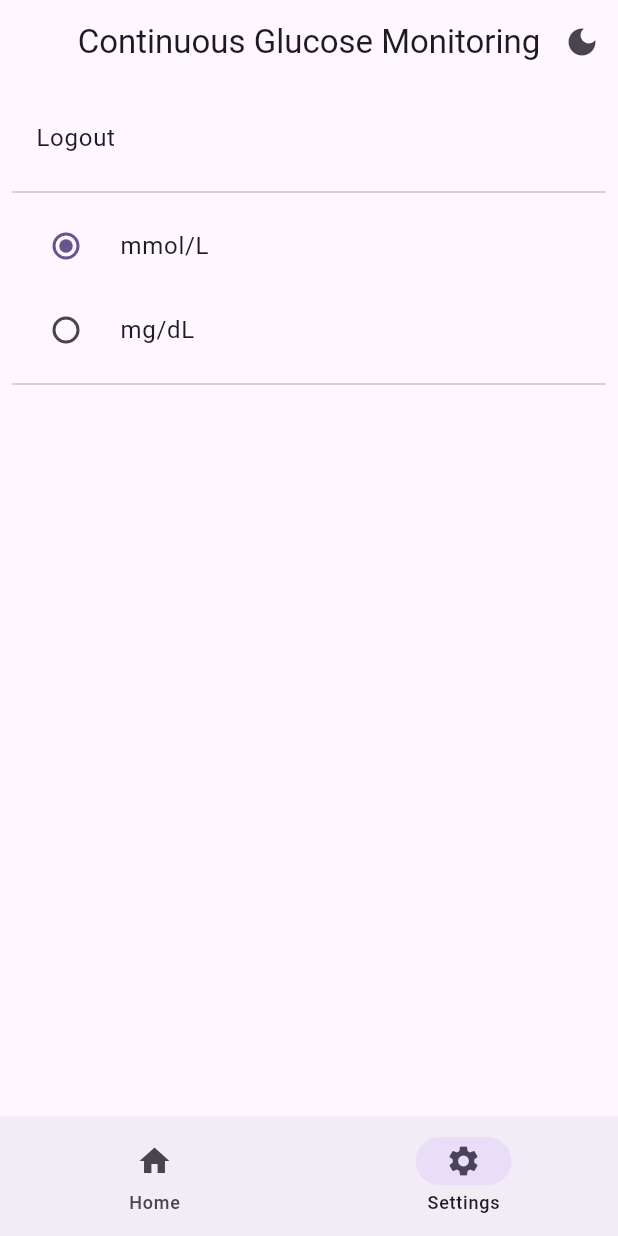
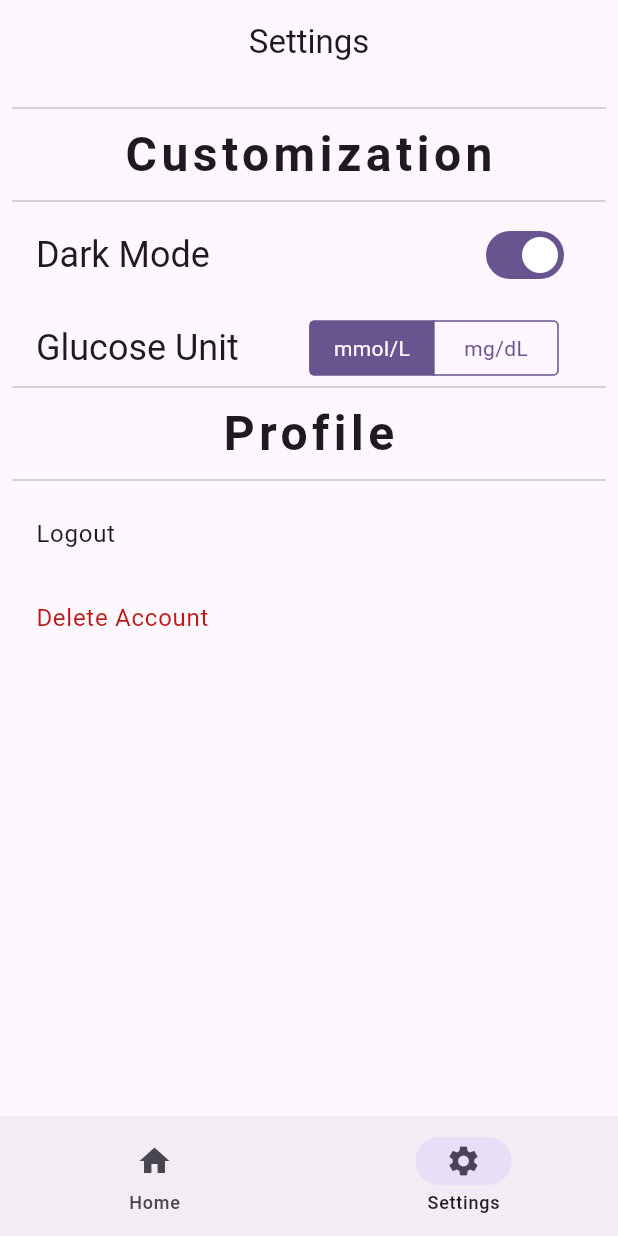
Before and after one commit to Tshadow999/glucose_monitor, a Flutter app: the WidgetTree screen opened directly, item 2 of the bottom bar chosen, on a phone screen of 412 x 824 dp. Run offline on Flutter 3.47's test engine with Material 3 defaults, Android fonts, the phone set to English and light mode, and no system bars; our stand-ins replace fl_chart, shared_preferences; accounts and stored records are empty.

Commit message:
Added more settings

```diff
--- a/mobile_app/lib/data/constants.dart
+++ b/mobile_app/lib/data/constants.dart
@@ -17,5 +17,11 @@ class CustomTextStyles {
     letterSpacing: 2.0,
   );
 
+  static const TextStyle settingsTitle = TextStyle(
+    fontSize: 32.0,
+    fontWeight: FontWeight.w600,
+    letterSpacing: 3,
+  );
+
   static const TextStyle cardDescription = TextStyle(fontSize: 16.0);
 }
--- a/mobile_app/lib/views/pages/settings_page.dart
+++ b/mobile_app/lib/views/pages/settings_page.dart
@@ -1,3 +1,4 @@
+import 'package:flutter/cupertino.dart';
 import 'package:flutter/material.dart';
 import 'package:mobile_app/data/constants.dart';
 import 'package:mobile_app/data/notifiers.dart';
@@ -16,6 +17,8 @@ class _SettingsPageState extends State<SettingsPage> {
 
   double sliderValue = 0.0;
   String selectedUnit = CustomConstants.unitMmol;
+
+  bool isDarkMode = true;
 
   @override
   void initState() {
@@ -39,6 +42,81 @@ class _SettingsPageState extends State<SettingsPage> {
       padding: const EdgeInsets.all(8.0),
       child: Column(
         children: [
+          Divider(),
+          Text("Customization", style: CustomTextStyles.settingsTitle),
+          Divider(),
+          SwitchListTile(
+            title: Text(
+              "Dark Mode",
+              style: Theme.of(context).textTheme.headlineSmall,
+            ),
+            value: isDarkMode,
+            onChanged: (value) async {
+              setState(() {
+                isDarkMode = value;
+                darkModeNotifier.value = value;
+              });
+
+              final SharedPreferences prefs =
+                  await SharedPreferences.getInstance();
+              await prefs.setBool(
+                CustomConstants.themeModePrefKey,
+                darkModeNotifier.value,
+              );
+            },
+          ),
+          SizedBox(height: 16),
+          Padding(
+            padding: const EdgeInsets.symmetric(horizontal: 16.0),
+            child: Row(
+              mainAxisAlignment: MainAxisAlignment.spaceBetween,
+              children: [
+                Text(
+                  "Glucose Unit",
+                  style: Theme.of(context).textTheme.headlineSmall,
+                ),
+                CupertinoSegmentedControl<String>(
+                  selectedColor: Theme.of(context).colorScheme.primary,
+                  borderColor: Theme.of(context).colorScheme.primary,
+                  unselectedColor: Theme.of(context).colorScheme.surface,
+                  groupValue: selectedUnit,
+                  children: {
+                    CustomConstants.unitMmol: Padding(
+                      padding: EdgeInsets.symmetric(
+                        vertical: 8,
+                        horizontal: 16,
+                      ),
+                      child: Text(CustomConstants.unitMmol),
+                    ),
+                    CustomConstants.unitMg: Padding(
+                      padding: EdgeInsets.symmetric(
+                        vertical: 8,
+                        horizontal: 16,
+                      ),
+                      child: Text(CustomConstants.unitMg),
+                    ),
+                  },
+                  onValueChanged: (value) async {
+                    final SharedPreferences prefs =
+                        await SharedPreferences.getInstance();
+                    await prefs.setBool(
+                      CustomConstants.glucoseUnitPrefKey,
+                      value == CustomConstants.unitMg,
+                    );
+                    setState(() {
+                      selectedUnit = value;
+                      glucoseUnitNotifier.value =
+                          value == CustomConstants.unitMg;
+                    });
+                  },
+                ),
+              ],
+            ),
+          ),
+          // TODO custom theme color
+          Divider(),
+          Text("Profile", style: CustomTextStyles.settingsTitle),
+          Divider(),
           ListTile(
             title: Text("Logout"),
             onTap: () {
@@ -53,45 +131,33 @@ class _SettingsPageState extends State<SettingsPage> {
               );
             },
           ),
-          Divider(),
-          RadioListTile<String>(
-            title: Text(CustomConstants.unitMmol),
-            value: CustomConstants.unitMmol,
-
-            groupValue: selectedUnit,
-            onChanged: (value) async {
-              glucoseUnitNotifier.value = value == CustomConstants.unitMg;
-
-              final SharedPreferences prefs =
-                  await SharedPreferences.getInstance();
-              await prefs.setBool(
-                CustomConstants.glucoseUnitPrefKey,
-                glucoseUnitNotifier.value,
-              );
-              setState(() {
-                selectedUnit = value!;
-              });
-            },
+          ListTile(
+            title: Text(
+              "Delete Account",
+              style: TextStyle(color: Theme.of(context).colorScheme.error),
+            ),
+            onTap:
+                () => showDialog(
+                  context: context,
+                  builder:
+                      (BuildContext context) => AlertDialog(
+                        title: const Text(
+                          "Are you sure you want to delete your account?",
+                        ),
+                        content: const Text("This action cannot be undone"),
+                        actions: <Widget>[
+                          TextButton(
+                            onPressed: () => Navigator.pop(context),
+                            child: const Text("Cancel"),
+                          ),
+                          TextButton(
+                            onPressed: () => Navigator.pop(context),
+                            child: const Text("Delete account"),
+                          ),
+                        ],
+                      ),
+                ),
           ),
-          RadioListTile<String>(
-            title: Text(CustomConstants.unitMg),
-            value: CustomConstants.unitMg,
-            groupValue: selectedUnit,
-            onChanged: (value) async {
-              glucoseUnitNotifier.value = value == CustomConstants.unitMg;
-
-              final SharedPreferences prefs =
-                  await SharedPreferences.getInstance();
-              await prefs.setBool(
-                CustomConstants.glucoseUnitPrefKey,
-                glucoseUnitNotifier.value,
-              );
-              setState(() {
-                selectedUnit = value!;
-              });
-            },
-          ),
-          Divider(),
         ],
       ),
     );
--- a/mobile_app/lib/views/widget_tree.dart
+++ b/mobile_app/lib/views/widget_tree.dart
@@ -1,42 +1,31 @@
 import 'package:flutter/material.dart';
-import 'package:mobile_app/data/constants.dart';
 import 'package:mobile_app/views/widgets/navigationbar_widget.dart';
 import 'package:mobile_app/views/pages/home_page.dart';
 import 'package:mobile_app/views/pages/settings_page.dart';
 import 'package:mobile_app/data/notifiers.dart';
-import 'package:shared_preferences/shared_preferences.dart';
 
 List<Widget> pages = [HomePage(), SettingsPage()];
+List<String> pageTitles = ["Home", "Settings"];
 
-class WidgetTree extends StatelessWidget {
+class WidgetTree extends StatefulWidget {
   const WidgetTree({super.key});
 
+  @override
+  State<WidgetTree> createState() => _WidgetTreeState();
+}
+
+class _WidgetTreeState extends State<WidgetTree> {
   @override
   Widget build(BuildContext context) {
     return Scaffold(
       appBar: AppBar(
         centerTitle: true,
-        title: Text("Continuous Glucose Monitoring"),
-        actions: [
-          IconButton(
-            onPressed: () async {
-              darkModeNotifier.value = !darkModeNotifier.value;
-
-              final SharedPreferences prefs =
-                  await SharedPreferences.getInstance();
-              await prefs.setBool(
-                CustomConstants.themeModePrefKey,
-                darkModeNotifier.value,
-              );
-            },
-            icon: ValueListenableBuilder(
-              valueListenable: darkModeNotifier,
-              builder: (context, isDarkMode, child) {
-                return Icon(isDarkMode ? Icons.light_mode : Icons.dark_mode);
-              },
-            ),
-          ),
-        ],
+        title: ValueListenableBuilder(
+          valueListenable: selectedPageNotifier,
+          builder: (context, selectedPage, child) {
+            return Text(pageTitles.elementAt(selectedPage).toString());
+          },
+        ),
       ),
       body: ValueListenableBuilder(
         valueListenable: selectedPageNotifier,
```
